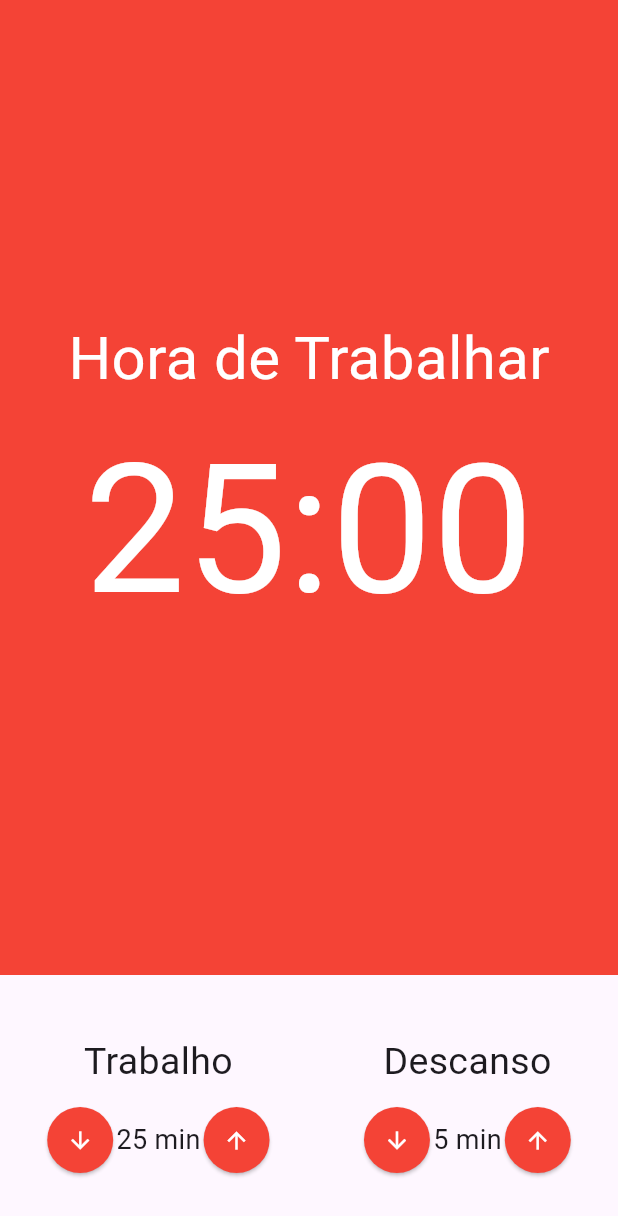
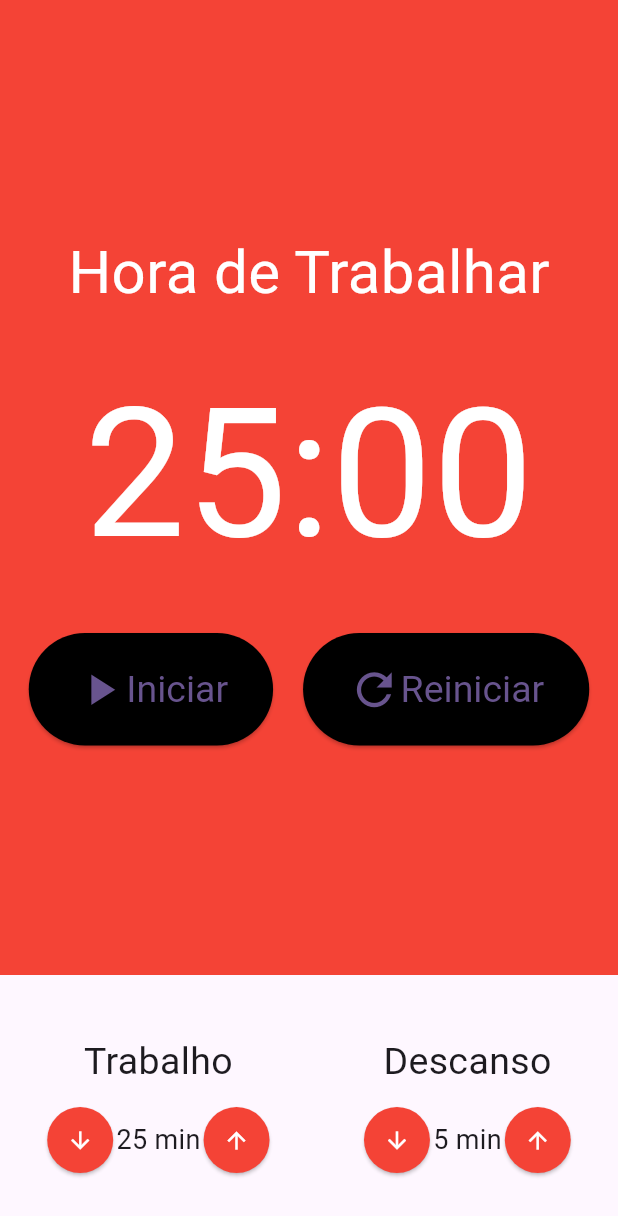
Before and after one commit to Ivisonj/Pomodoro-Flutter, a Flutter app: the screen it shows after launch, on a phone screen of 412 x 824 dp. Shown: the top 1216 px of the screen. Run offline on Flutter 3.47's test engine with Material 3 defaults, Android fonts, the phone set to English and light mode, and no system bars.

Commit message:
feat: create stopwatchbutton component

```diff
--- a/lib/components/Stopwatch.dart
+++ b/lib/components/Stopwatch.dart
@@ -1,4 +1,5 @@
 import 'package:flutter/material.dart';
+import 'package:pomodoro/components/StopwatchButton.dart';
 
 class Stopwatch extends StatelessWidget {
   const Stopwatch({super.key});
@@ -15,7 +16,26 @@ class Stopwatch extends StatelessWidget {
             'Hora de Trabalhar',
             style: TextStyle(fontSize: 40, color: Colors.white),
           ),
+          SizedBox(height: 20),
           Text('25:00', style: TextStyle(fontSize: 120, color: Colors.white)),
+          SizedBox(height: 20),
+          Row(
+            mainAxisAlignment: MainAxisAlignment.center,
+            children: [
+              Padding(
+                padding: EdgeInsets.only(right: 10),
+                child: StopwatchButton(text: 'Iniciar', icon: Icons.play_arrow),
+              ),
+              // Padding(
+              //   padding: EdgeInsets.all(10),
+              //   child: StopwatchButton(text: 'Parar', icon: Icons.stop),
+              // ),
+              Padding(
+                padding: EdgeInsets.only(left: 10),
+                child: StopwatchButton(text: 'Reiniciar', icon: Icons.refresh),
+              ),
+            ],
+          ),
         ],
       ),
     );
--- /dev/null
+++ b/lib/components/StopwatchButton.dart
@@ -0,0 +1,21 @@
+import 'package:flutter/material.dart';
+
+class StopwatchButton extends StatelessWidget {
+  final String text;
+  final IconData icon;
+
+  const StopwatchButton({super.key, required this.text, required this.icon});
+
+  @override
+  Widget build(BuildContext context) {
+    return ElevatedButton(
+      style: ElevatedButton.styleFrom(
+        backgroundColor: Colors.black,
+        padding: EdgeInsets.symmetric(horizontal: 30, vertical: 20),
+        textStyle: TextStyle(fontSize: 25),
+      ),
+      onPressed: () {},
+      child: Row(children: [Icon(this.icon, size: 35), Text(this.text)]),
+    );
+  }
+}
```
